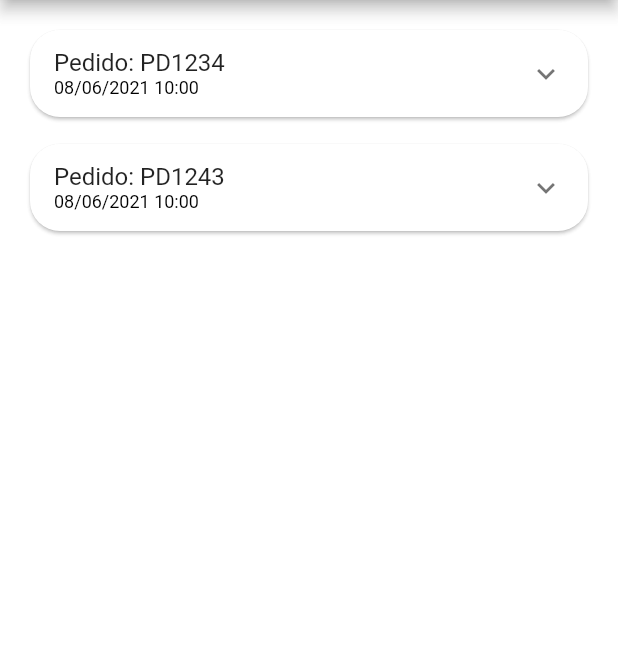
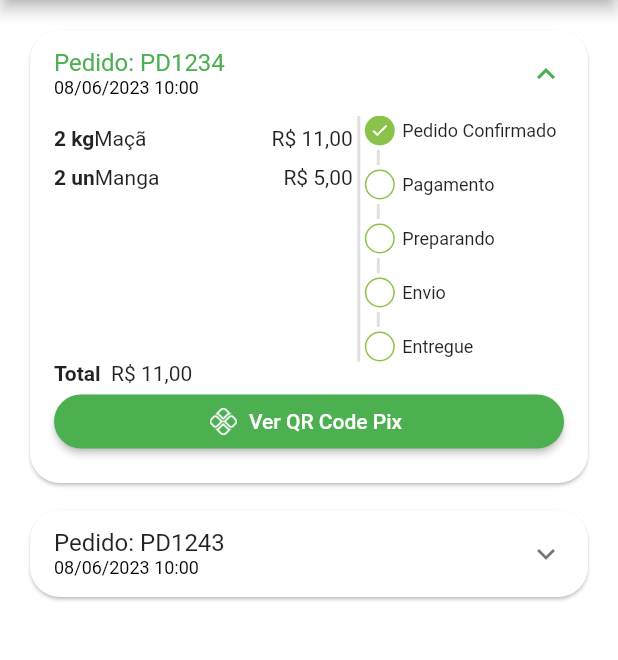
Before and after one commit to santana-tec/lojinha, a Flutter app: the OrdersTab screen opened directly, on a phone screen of 412 x 824 dp, the part 84-744 px from its top. Run offline on Flutter 3.47's test engine with Material 2 defaults, Android fonts, the phone set to English and light mode, and no system bars; our stand-ins replace animated_text_kit, badges, mask_text_input_formatter, qr_flutter.

Commit message:
Finalizado Tela Pedidos

```diff
--- a/lib/src/config/app_data.dart
+++ b/lib/src/config/app_data.dart
@@ -116,11 +116,11 @@ List<OrderModel> orders = [
   OrderModel(
     copyAndPaste: 'a12dasdas2321',
     createdDateTime: DateTime.parse(
-      '2021-06-08 10:00:10.458',
+      '2023-06-08 10:00:10.458',
     ),
     id: 'PD1234',
     overdueDateTime: DateTime.parse(
-      '2021-06-08 11:00:10.458',
+      '2023-06-08 11:00:10.458',
     ),
     status: 'pending_payment',
     total: 11.0,
@@ -139,13 +139,13 @@ List<OrderModel> orders = [
   OrderModel(
     copyAndPaste: 'a12dasdas2321',
     createdDateTime: DateTime.parse(
-      '2021-06-08 10:00:10.458',
+      '2023-06-08 10:00:10.458',
     ),
     id: 'PD1243',
     overdueDateTime: DateTime.parse(
-      '2021-06-08 11:00:10.458',
+      '2023-06-08 11:00:10.458',
     ),
-    status: 'refunded',
+    status: 'paid',
     total: 11.0,
     items: [
       CartItemModel(
--- a/lib/src/pages/home/home_tab.dart
+++ b/lib/src/pages/home/home_tab.dart
@@ -131,8 +131,8 @@ class _HomeTabState extends State<HomeTab> {
           child: GridView.builder(
             padding: const EdgeInsets.fromLTRB(16, 0, 16, 16),
             physics: const BouncingScrollPhysics(),
-            gridDelegate: const SliverGridDelegateWithFixedCrossAxisCount(
-              crossAxisCount: 2,
+            gridDelegate: SliverGridDelegateWithFixedCrossAxisCount(
+              crossAxisCount: MediaQuery.of(context).size.width > 800 ? 3 : 2,
               childAspectRatio: 9 / 11.5,
               crossAxisSpacing: 10,
               mainAxisSpacing: 10,
--- a/lib/src/pages/orders/components/order_status_widget.dart
+++ b/lib/src/pages/orders/components/order_status_widget.dart
@@ -1,12 +1,13 @@
-import 'dart:html';
-
 import 'package:flutter/material.dart';
 import 'package:lojinha/src/config/custom_colors.dart';
 
+// Classe que exibe o status atual do pedido
 class OrderStatusWidget extends StatelessWidget {
+  // Propriedades do status do pedido
   final String status;
   final bool isOverdue;
 
+  // Mapa que contém todos os status possíveis do pedido
   final Map<String, int> allStatus = <String, int>{
     'pending_payment': 0,
     'refunded': 1,
@@ -16,8 +17,10 @@ class OrderStatusWidget extends StatelessWidget {
     'delivered': 5
   };
 
+  // Obtém o status atual do pedido
   int get curreentStatus => allStatus[status]!;
 
+  // Construtor da classe
   OrderStatusWidget({
     Key? key,
     required this.isOverdue,
@@ -27,21 +30,54 @@ class OrderStatusWidget extends StatelessWidget {
   @override
   Widget build(BuildContext context) {
     return Column(
+      // Alinhamento do conteúdo na coluna
       crossAxisAlignment: CrossAxisAlignment.start,
       children: [
+        // Exibe o status "Pedido Confirmado"
         const _StatusDot(isActive: true, title: 'Pedido Confirmado'),
+        // Exibe um divisor personalizado
         const _CustomDvider(),
+        // Se o status atual for "refunded"
         if (curreentStatus == 1) ...[
+          // Exibe o status "Pix estornado"
           const _StatusDot(
             isActive: true,
             title: 'Pix estornado',
             backgroundColor: Colors.orange,
           ),
         ] else if (isOverdue) ...[
+          // Exibe o status "Pagamento Pix Vencido"
           const _StatusDot(
             isActive: true,
             title: 'Pagamento Pix Vencido',
             backgroundColor: Colors.red,
+          ),
+        ] else ...[
+          // Exibe o status "Pagamento"
+          _StatusDot(
+            isActive: curreentStatus >= 2,
+            title: 'Pagamento',
+          ),
+          // Exibe um divisor personalizado
+          const _CustomDvider(),
+          // Exibe o status "Preparando"
+          _StatusDot(
+            isActive: curreentStatus >= 3,
+            title: 'Preparando',
+          ),
+          // Exibe um divisor personalizado
+          const _CustomDvider(),
+          // Exibe o status "Envio"
+          _StatusDot(
+            isActive: curreentStatus >= 4,
+            title: 'Envio',
+          ),
+          // Exibe um divisor personalizado
+          const _CustomDvider(),
+          // Exibe o status "Entregue"
+          _StatusDot(
+            isActive: curreentStatus == 5,
+            title: 'Entregue',
           ),
         ]
       ],
@@ -65,6 +101,10 @@ class _CustomDvider extends StatelessWidget {
     );
   }
 }
+
+
+
+
 
 class _StatusDot extends StatelessWidget {
   final bool isActive;
@@ -107,8 +147,7 @@ class _StatusDot extends StatelessWidget {
 
         const SizedBox(width: 5),
 
-        //Text
-
+        // Texto com o status do pedido
         Expanded(
           child: Text(
             title,
--- a/lib/src/pages/orders/components/order_tile.dart
+++ b/lib/src/pages/orders/components/order_tile.dart
@@ -1,6 +1,7 @@
 import 'package:flutter/material.dart';
 import 'package:lojinha/src/models/cart_item_model.dart';
 import 'package:lojinha/src/models/order_models.dart';
+import 'package:lojinha/src/pages/common_widgets/payment_dialog.dart';
 import 'package:lojinha/src/pages/orders/components/order_status_widget.dart';
 import 'package:lojinha/src/services/utils_services.dart';
 
@@ -23,6 +24,7 @@ class OrderTile extends StatelessWidget {
       child: Theme(
         data: Theme.of(context).copyWith(dividerColor: Colors.transparent),
         child: ExpansionTile(
+          initiallyExpanded: order.status == 'pending_payment',
           title: Column(
             mainAxisSize: MainAxisSize.min,
             crossAxisAlignment: CrossAxisAlignment.start,
@@ -35,15 +37,15 @@ class OrderTile extends StatelessWidget {
             ],
           ),
           childrenPadding: const EdgeInsets.fromLTRB(16, 0, 16, 16),
+          expandedCrossAxisAlignment: CrossAxisAlignment.stretch,
           children: [
-            SizedBox(
-              height: 150,
+            IntrinsicHeight(
               child: Row(
                 children: [
-                  //!List de Produtos
-
                   Expanded(
                     flex: 3,
+                    child: SizedBox(
+                      height: 150,
                       child: ListView(
                         children: order.items.map((orderItem) {
                           return _OrderItemWidget(
@@ -51,6 +53,7 @@ class OrderTile extends StatelessWidget {
                             orderItem: orderItem,
                           );
                         }).toList(),
+                      ),
                     ),
                   ),
 
@@ -61,7 +64,6 @@ class OrderTile extends StatelessWidget {
                     width: 8,
                   ),
 
-                  //! Status do Pedido
                   Expanded(
                     flex: 2,
                     child: OrderStatusWidget(
@@ -71,6 +73,49 @@ class OrderTile extends StatelessWidget {
                   ),
                 ],
               ),
+            ),
+
+            //Total
+            Text.rich(
+              TextSpan(
+                children: [
+                  const TextSpan(
+                    text: 'Total  ',
+                    style: TextStyle(
+                      fontWeight: FontWeight.bold,
+                    ),
+                  ),
+                  TextSpan(text: utilsServices.priceToCurency(order.total)),
+                ],
+              ),
+            ),
+
+            //Botao Pagamento
+
+            Visibility(
+              visible: order.status == 'pending_payment',
+              child: ElevatedButton.icon(
+                style: ElevatedButton.styleFrom(
+                  shape: RoundedRectangleBorder(
+                    borderRadius: BorderRadius.circular(20),
+                  ),
+                ),
+                onPressed: () {
+                 showDialog(
+                    context: context,
+                    builder: (_) {
+                      return PaymentDialog(order: order);
+                    },
+                  );
+                },
+                icon: Image.asset(
+                  'assets/app_images/pix.png',
+                  height: 18,
+                ),
+                label: const Text('Ver QR Code Pix'),
+              ),
+
+              //replacement: outroWidget ,
             ),
           ],
         ),
--- a/pubspec.yaml
+++ b/pubspec.yaml
@@ -38,6 +38,10 @@ dependencies:
   mask_text_input_formatter: ^2.0.0
   badges: ^2.0.0
   intl: ^0.17.0
+  qr_flutter: ^4.0.0
+  add_to_cart_animation: ^0.0.7
+  fluttertoast: ^8.0.8
+  shimmer: ^2.0.0
 
 dev_dependencies:
   flutter_test:
@@ -64,6 +68,7 @@ flutter:
   # To add assets to your application, add an assets section, like this:
   assets:
      - assets/fruits/
+     - assets/app_images/
   #   - images/a_dot_ham.jpeg
 
   # An image asset can refer to one or more resolution-specific "variants", see
```
Also changed, not shown: lib/src/pages/cart/cart_tab.dart (+9 -1 lines), lib/src/pages/common_widgets/payment_dialog.dart (added, +108 -0 lines), assets/app_images/pix.png (added), pubspec.lock. Lines whose indentation alone changed are shown as unchanged.
